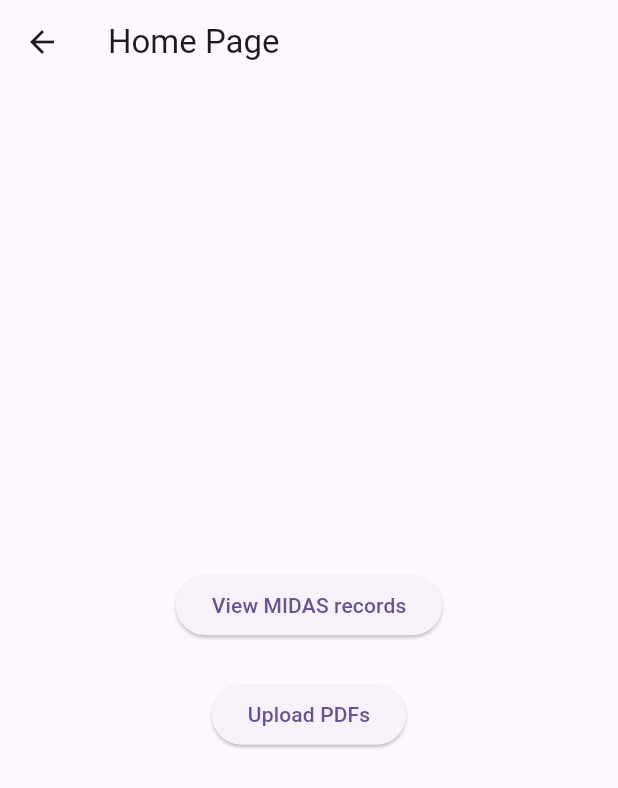
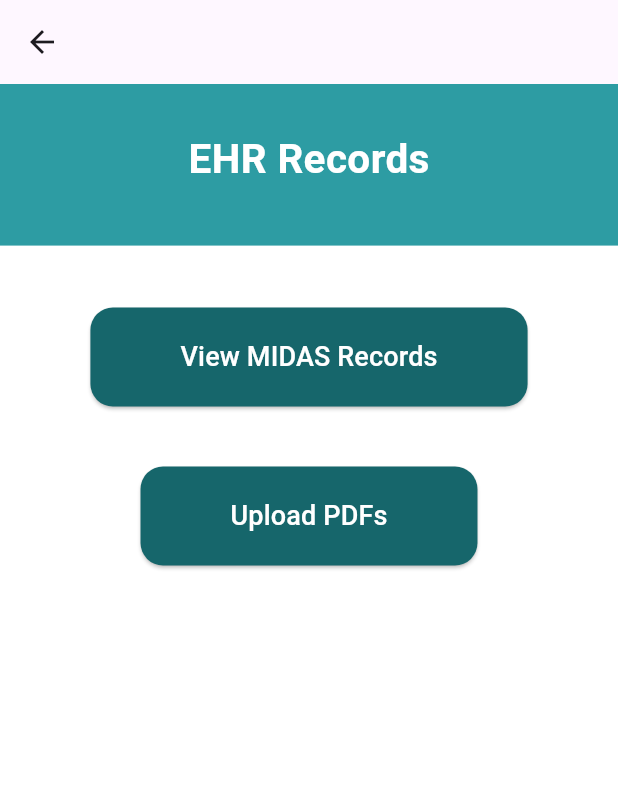
Before and after one commit to sanikaahadap/migraine_review, a Flutter app: the screen it shows once a user with an empty profile is signed in, after a tap on the "assignment" icon, on a phone screen of 412 x 824 dp. Shown: the top 788 px of the screen. Run offline on Flutter 3.47's test engine with Material 3 defaults, Android fonts, the phone set to English and light mode, and no system bars; our stand-ins replace cloud_firestore, file_picker, firebase_auth, firebase_core, firebase_storage, fl_chart and 3 more; missing offline and left inert: easy_pdf_viewer; accounts and stored records are empty; network calls fail.

Commit message:
revised images and UI adjustments

```diff
--- a/lib/main_features/ehr/ehr_entry.dart
+++ b/lib/main_features/ehr/ehr_entry.dart
@@ -1,21 +1,40 @@
-import "package:flutter/material.dart";
-import "package:neurooooo/main_features/ehr/ehr.dart";
-import "package:neurooooo/main_features/ehr/ehr_record.dart";
-import "package:neurooooo/main_features/ehr/pdf_upload.dart";
+import 'package:flutter/material.dart';
+// import 'package:neurooooo/main_features/ehr/ehr.dart';
+import 'package:neurooooo/main_features/ehr/ehr_record.dart';
+import 'package:neurooooo/main_features/ehr/pdf_upload.dart';
 
 class Ehrmainpg extends StatelessWidget {
-  const Ehrmainpg({super.key});
+  const Ehrmainpg({Key? key});
 
   @override
   Widget build(BuildContext context) {
     return Scaffold(
       appBar: AppBar(
-        title: const Text('Home Page'),
+
       ),
-      body: Center(
+      body: Container(
+        decoration: const BoxDecoration(
+          image: DecorationImage(
+            image: AssetImage('assets/images/ehr_bg.png'),
+            fit: BoxFit.cover,
+          ),
+        ),
+
+        child: Center(
+
           child: Column(
-          mainAxisAlignment: MainAxisAlignment.center,
             children: [
+              const SizedBox(height: 30),
+              const Text(
+                'EHR Records',
+                style: TextStyle(
+                  fontSize: 27.0,
+                  color: Color(0xFFFFFFFF),
+                  fontWeight: FontWeight.bold,
+                ),
+              ),
+
+              const SizedBox(height: 80),
               ElevatedButton(
                 onPressed: () {
                   Navigator.push(
@@ -23,9 +42,16 @@ class Ehrmainpg extends StatelessWidget {
                     MaterialPageRoute(builder: (context) => const Ehrrec()),
                   );
                 },
-              child: const Text('View MIDAS records'),
+                style: ElevatedButton.styleFrom(
+                  backgroundColor: const Color(0xFF16666B),
+                  padding: const EdgeInsets.symmetric(horizontal: 60, vertical: 20),
+                  shape: RoundedRectangleBorder(
+                    borderRadius: BorderRadius.circular(15),
                   ),
-            SizedBox(height: 25,),
+                ),
+                child: const Text('View MIDAS Records', style: TextStyle(fontSize: 18, color: Colors.white)),
+              ),
+              const SizedBox(height: 40),
               ElevatedButton(
                 onPressed: () {
                   Navigator.push(
@@ -33,9 +59,18 @@ class Ehrmainpg extends StatelessWidget {
                     MaterialPageRoute(builder: (context) => const DocUpload()),
                   );
                 },
-              child: const Text('Upload PDFs'),
+                style: ElevatedButton.styleFrom(
+                  backgroundColor: const Color(0xFF16666B),
+                  padding: const EdgeInsets.symmetric(horizontal: 60, vertical: 20),
+                  shape: RoundedRectangleBorder(
+                    borderRadius: BorderRadius.circular(15),
+                  ),
+                ),
+                child: const Text('Upload PDFs', style: TextStyle(fontSize: 18, color: Colors.white)),
               ),
             ],
+          ),
+
         ),
       ),
     );
--- a/lib/user_home/home.dart
+++ b/lib/user_home/home.dart
@@ -137,7 +137,7 @@ class HomePageState extends State<HomePage> {
                               },
                               icon: const Icon(Icons.assignment), // Icon for EHR
                               color: const Color(0xFF16666B),
-                              iconSize: 52,
+                              iconSize: 54,
                             ),
 
                             const Text(
@@ -177,7 +177,7 @@ class HomePageState extends State<HomePage> {
                         ),
                       ],
                     ),
-                    const SizedBox(height: 10), // Vertical spacing
+                    const SizedBox(height: 20), // Vertical spacing
                     Row(
                       mainAxisAlignment: MainAxisAlignment.center,
                       children: [
@@ -238,7 +238,7 @@ class HomePageState extends State<HomePage> {
                       children: [
                         Column(
                           children: [
-                            const SizedBox(height: 25),
+                            const SizedBox(height: 20),
                             IconButton(
                               onPressed: () {
                                 Navigator.push(
@@ -250,7 +250,7 @@ class HomePageState extends State<HomePage> {
                               color: const Color(0xFF16666B),
                               iconSize: 52,
                             ),
-                            const SizedBox(height: 4),
+                            const SizedBox(height: 0),
                             const Text(
                               'Migraine\nAssessment',
                               style: TextStyle(
@@ -262,7 +262,7 @@ class HomePageState extends State<HomePage> {
                             ),
                           ],
                         ),
-                        const SizedBox(width: 40),
+                        const SizedBox(width: 35),
                         Column(
                           children: [
                             IconButton(
--- a/pubspec.yaml
+++ b/pubspec.yaml
@@ -92,7 +92,9 @@ flutter:
     - assets/images/home.png
     - assets/images/plus.png
     - assets/images/midas_bg.png
+    - assets/images/ehr_bg.png
     - assets/images/pdf.png
+    - assets/images/VAS.jpeg
 
   # To add assets to your application, add an assets section, like this:
   # assets:
```
Also changed, not shown: lib/login/phone_number_signin.dart (+8 -8 lines), lib/login/verify_otp.dart (+10 -10 lines), lib/main_features/migraine_logs/miglog.dart (+7 -12 lines), lib/onboarding/userinfopage.dart (+44 -35 lines), assets/images/VAS.jpeg (added), assets/images/ehr_bg.png (added), pubspec.lock. Lines whose indentation alone changed are shown as unchanged.
